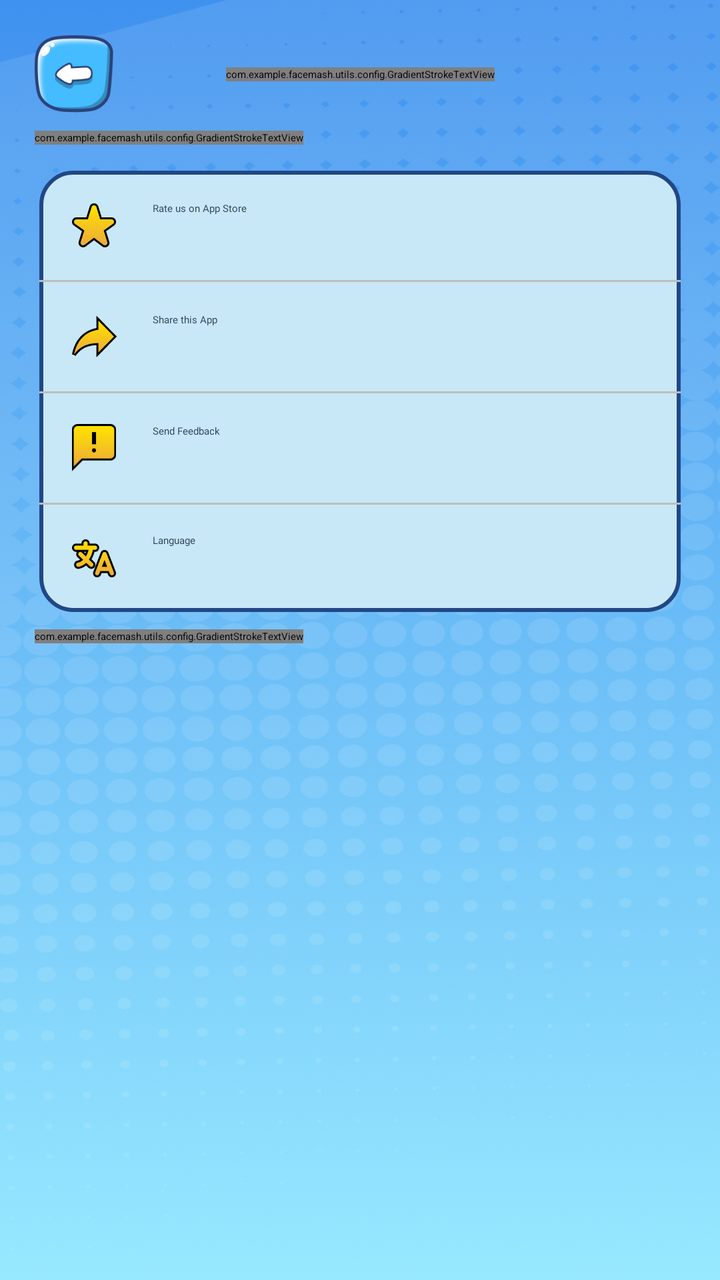
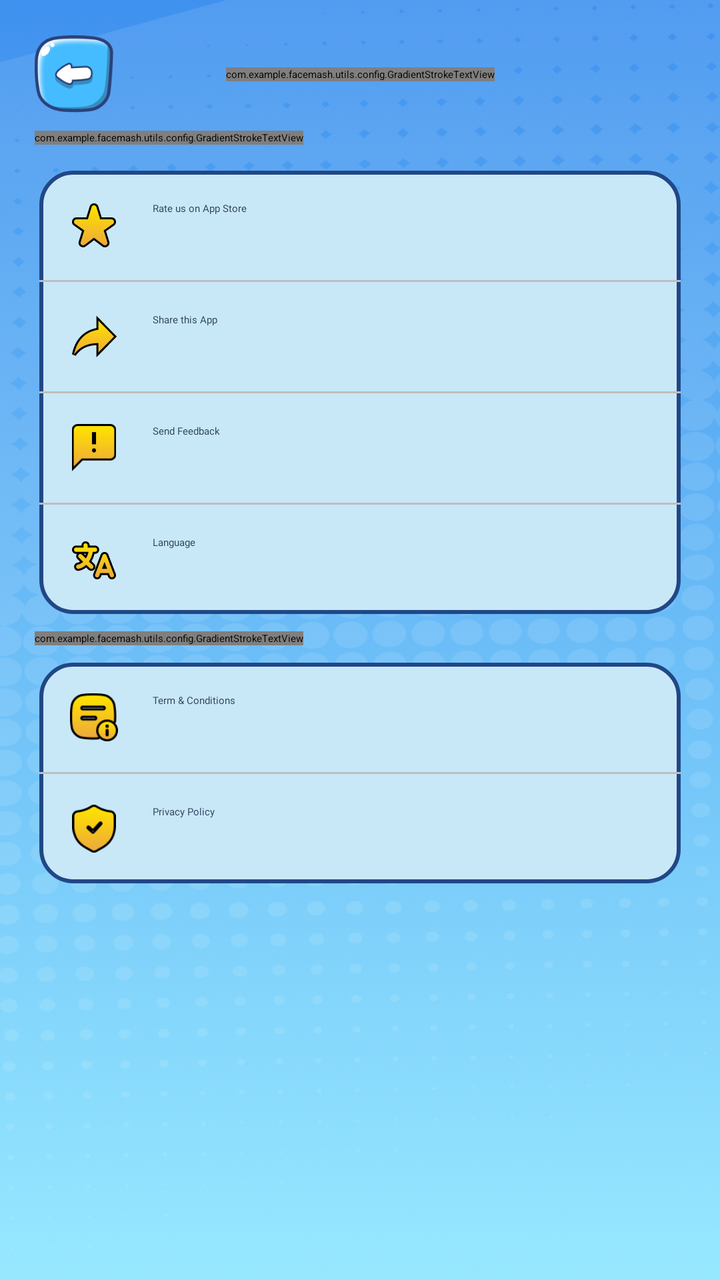

Before-and-after screenshots of an Android layout around one commit, followed by the original layout XML and the change that was made.
<!-- AndroidManifest.xml: application theme Theme.App.Starting -->
<!-- res/layout/fragment_setting.xml -->
<?xml version="1.0" encoding="utf-8"?>
<androidx.constraintlayout.widget.ConstraintLayout xmlns:android="http://schemas.android.com/apk/res/android"
    xmlns:app="http://schemas.android.com/apk/res-auto"
    xmlns:tools="http://schemas.android.com/tools"
    android:layout_width="match_parent"
    android:layout_height="match_parent"
    tools:context=".view.SettingFragment"
    android:background="@drawable/bg_home">

    <ImageView
        android:id="@+id/btn_back"
        android:layout_marginStart="@dimen/_16sdp"
        android:layout_marginTop="@dimen/_16sdp"
        android:layout_width="@dimen/_36sdp"
        android:layout_height="@dimen/_36sdp"
        app:layout_constraintStart_toStartOf="parent"
        app:layout_constraintTop_toTopOf="parent"
        android:src="@drawable/ic_back"/>

    <com.example.facemash.utils.config.GradientStrokeTextView
        android:id="@+id/setting"
        android:layout_width="wrap_content"
        android:layout_height="wrap_content"
        android:fontFamily="@font/grandstander_extrabold"
        android:text="Setting"
        android:textColor="@color/white"
        android:textSize="@dimen/_22sdp"
        android:textStyle="bold"
        app:gradientEndColor="@color/white"
        app:gradientStartColor="@color/white"
        app:strokeWidth="1dp"
        app:strokeColor="@color/black"
        app:layout_constraintBottom_toBottomOf="@+id/btn_back"
        app:layout_constraintEnd_toEndOf="parent"
        app:layout_constraintStart_toStartOf="parent"
        app:layout_constraintTop_toTopOf="@+id/btn_back"/>

    <com.example.facemash.utils.config.GradientStrokeTextView
        android:id="@+id/about"
        android:layout_width="wrap_content"
        android:layout_height="wrap_content"
        android:fontFamily="@font/grandstander_extrabold"
        android:text="About"
        android:textColor="@color/white"
        android:textSize="@dimen/_14sdp"
        app:gradientEndColor="@color/white"
        app:gradientStartColor="@color/white"
        app:strokeWidth="1dp"
        app:strokeColor="@color/black"
        android:layout_marginTop="@dimen/_8sdp"
        app:layout_constraintStart_toStartOf="@+id/btn_back"
        app:layout_constraintTop_toBottomOf="@+id/btn_back" />

    <androidx.constraintlayout.widget.ConstraintLayout
        android:id="@+id/constraint_1"
        android:layout_width="match_parent"
        android:layout_height="wrap_content"
        android:background="@drawable/bg_setting"
        app:layout_constraintTop_toBottomOf="@+id/about"
        android:layout_marginTop="@dimen/_12sdp"
        android:layout_marginHorizontal="@dimen/_18sdp">

        <LinearLayout
            android:id="@+id/linearLayout"
            android:layout_width="match_parent"
            android:layout_height="wrap_content"
            android:padding="@dimen/_14sdp"
            app:layout_constraintTop_toTopOf="parent">

            <ImageView
                android:layout_width="@dimen/_22sdp"
                android:layout_height="@dimen/_22sdp"
                android:layout_marginEnd="@dimen/_16sdp"
                android:gravity="center"
                android:src="@drawable/ic_rate_us" />

            <TextView
                android:layout_width="wrap_content"
                android:layout_height="wrap_content"
                android:fontFamily="@font/grandstander_semibold"
                android:gravity="center"
                android:text="Rate us on App Store"
                android:textColor="#2D3E5A" />
        </LinearLayout>

        <View
            android:id="@+id/view1"
            android:layout_width="match_parent"
            android:layout_height="1dp"
            android:background="@color/gray"
            app:layout_constraintTop_toBottomOf="@+id/linearLayout"
            tools:layout_editor_absoluteX="16dp" />

        <LinearLayout
            android:id="@+id/linearLayout2"
            android:layout_width="match_parent"
            android:layout_height="wrap_content"
            app:layout_constraintTop_toBottomOf="@+id/view1"
            android:padding="@dimen/_14sdp">

            <ImageView
                android:layout_width="@dimen/_22sdp"
                android:layout_height="@dimen/_22sdp"
                android:layout_marginEnd="@dimen/_16sdp"
                android:gravity="center"
                android:src="@drawable/ic_share_setting" />

            <TextView
                android:layout_width="wrap_content"
                android:layout_height="wrap_content"
                android:fontFamily="@font/grandstander_semibold"
                android:gravity="center"
                android:text="Share this App"
                android:textColor="#2D3E5A" />
        </LinearLayout>

        <View
            android:id="@+id/view2"
            android:layout_width="match_parent"
            android:layout_height="1dp"
            android:background="@color/gray"
            app:layout_constraintTop_toBottomOf="@+id/linearLayout2" />

        <LinearLayout
            android:id="@+id/linearLayout3"
            android:layout_width="match_parent"
            android:layout_height="wrap_content"
            android:padding="@dimen/_14sdp"
            app:layout_constraintTop_toBottomOf="@+id/view2">

            <ImageView
                android:layout_width="@dimen/_22sdp"
                android:layout_height="@dimen/_22sdp"
                android:layout_marginEnd="@dimen/_16sdp"
                android:gravity="center"
                android:src="@drawable/ic_send_feedback" />

            <TextView
                android:layout_width="wrap_content"
                android:layout_height="wrap_content"
                android:fontFamily="@font/grandstander_semibold"
                android:gravity="center"
                android:text="Send Feedback"
                android:textColor="#2D3E5A" />
        </LinearLayout>

        <View
            android:id="@+id/view3"
            android:layout_width="match_parent"
            android:layout_height="1dp"
            android:background="@color/gray"
            app:layout_constraintTop_toBottomOf="@+id/linearLayout3" />

        <LinearLayout
            android:id="@+id/linearLayout4"
            android:layout_width="match_parent"
            android:layout_height="wrap_content"
            app:layout_constraintTop_toBottomOf="@+id/view1"
            android:padding="@dimen/_14sdp"
            app:layout_constraintTop_toTopOf="@id/view3">

            <ImageView
                android:layout_width="@dimen/_22sdp"
                android:layout_height="@dimen/_22sdp"
                android:layout_marginEnd="@dimen/_16sdp"
                android:gravity="center"
                android:src="@drawable/ic_translate" />

            <TextView
                android:layout_width="wrap_content"
                android:layout_height="wrap_content"
                android:fontFamily="@font/grandstander_semibold"
                android:gravity="center"
                android:text="Language"
                android:textColor="#2D3E5A" />
        </LinearLayout>

    </androidx.constraintlayout.widget.ConstraintLayout>

    <com.example.facemash.utils.config.GradientStrokeTextView
        android:id="@+id/term"
        android:layout_width="wrap_content"
        android:layout_height="wrap_content"
        android:fontFamily="@font/grandstander_extrabold"
        android:text="Term \\ Privacy"
        android:textColor="@color/white"
        android:textSize="@dimen/_14sdp"

        app:gradientEndColor="@color/white"
        app:gradientStartColor="@color/white"
        app:strokeWidth="1dp"
        app:strokeColor="@color/black"

        android:layout_marginTop="@dimen/_8sdp"
        android:layout_marginBottom="@dimen/_6sdp"
        app:layout_constraintStart_toStartOf="@+id/btn_back"
        app:layout_constraintTop_toBottomOf="@+id/constraint_1" />


</androidx.constraintlayout.widget.ConstraintLayout>
<!-- resources referenced by this layout -->
<resources>
  <color name="black">#FF000000</color>
  <color name="gray">#BEBEBE</color>
  <color name="white">#FFFFFFFF</color>
  <dimen name="_12sdp">37.09dp</dimen>
  <dimen name="_14sdp">43.27dp</dimen>
  <dimen name="_16sdp">49.45dp</dimen>
  <dimen name="_18sdp">55.64dp</dimen>
  <dimen name="_22sdp">68.00dp</dimen>
  <dimen name="_36sdp">111.27dp</dimen>
  <dimen name="_6sdp">18.55dp</dimen>
  <dimen name="_8sdp">24.73dp</dimen>
  <!-- drawable bg_home: png bitmap (drawable, 736653 bytes) -->
  <!-- drawable bg_setting (drawable) -->
  <?xml version="1.0" encoding="utf-8"?>
  <shape xmlns:android="http://schemas.android.com/apk/res/android"
      android:shape="rectangle">
  
      <solid android:color="#C8E8F7" />
  
      <stroke
          android:width="2dp"
          android:color="#214786" />
  
      <corners android:radius="16dp" />
  
  </shape>
  <!-- drawable ic_back: png bitmap (drawable, 9397 bytes) -->
  <!-- drawable ic_rate_us: png bitmap (drawable, 3865 bytes) -->
  <!-- drawable ic_send_feedback: png bitmap (drawable, 3707 bytes) -->
  <!-- drawable ic_share_setting: png bitmap (drawable, 3011 bytes) -->
  <!-- drawable ic_translate: png bitmap (drawable, 3913 bytes) -->
  <style name="Theme.App.Starting" parent="Theme.SplashScreen">
          <item name="windowSplashScreenBackground">@color/white</item>
          <item name="windowSplashScreenAnimatedIcon">@mipmap/ic_launcher</item>
          <item name="postSplashScreenTheme">@style/Theme.MyApp</item>
      </style>
  <style name="Theme.MyApp" parent="Theme.MaterialComponents.DayNight.NoActionBar">
      </style>
</resources>

<!-- the commit's change to res/layout/fragment_setting.xml (unified diff, before → after) -->
@@ -88,8 +88,7 @@
             android:layout_width="match_parent"
             android:layout_height="1dp"
             android:background="@color/gray"
-            app:layout_constraintTop_toBottomOf="@+id/linearLayout"
-            tools:layout_editor_absoluteX="16dp" />
+            app:layout_constraintTop_toBottomOf="@+id/linearLayout" />
 
         <LinearLayout
             android:id="@+id/linearLayout2"
@@ -155,9 +154,8 @@
             android:id="@+id/linearLayout4"
             android:layout_width="match_parent"
             android:layout_height="wrap_content"
-            app:layout_constraintTop_toBottomOf="@+id/view1"
-            android:padding="@dimen/_14sdp"
-            app:layout_constraintTop_toTopOf="@id/view3">
+            android:padding="@dimen/_14sdp"
+            app:layout_constraintTop_toBottomOf="@+id/view3">
 
             <ImageView
                 android:layout_width="@dimen/_22sdp"
@@ -182,19 +180,80 @@
         android:layout_width="wrap_content"
         android:layout_height="wrap_content"
         android:fontFamily="@font/grandstander_extrabold"
-        android:text="Term \\ Privacy"
+        android:text="Term &amp; Privacy"
         android:textColor="@color/white"
         android:textSize="@dimen/_14sdp"
-
         app:gradientEndColor="@color/white"
         app:gradientStartColor="@color/white"
         app:strokeWidth="1dp"
         app:strokeColor="@color/black"
-
         android:layout_marginTop="@dimen/_8sdp"
-        android:layout_marginBottom="@dimen/_6sdp"
         app:layout_constraintStart_toStartOf="@+id/btn_back"
         app:layout_constraintTop_toBottomOf="@+id/constraint_1" />
 
+    
+    <androidx.constraintlayout.widget.ConstraintLayout
+        android:id="@+id/constraint_2"
+        android:layout_width="match_parent"
+        android:layout_height="wrap_content"
+        android:background="@drawable/bg_setting"
+        app:layout_constraintTop_toBottomOf="@+id/term"
+        android:layout_marginTop="@dimen/_8sdp"
+        android:layout_marginHorizontal="@dimen/_18sdp">
+
+        <LinearLayout
+            android:id="@+id/linearLayout5"
+            android:layout_width="match_parent"
+            android:layout_height="wrap_content"
+            android:padding="@dimen/_14sdp"
+            app:layout_constraintTop_toTopOf="parent">
+
+            <ImageView
+                android:layout_width="@dimen/_22sdp"
+                android:layout_height="@dimen/_22sdp"
+                android:layout_marginEnd="@dimen/_16sdp"
+                android:gravity="center"
+                android:src="@drawable/ic_term" />
+
+            <TextView
+                android:layout_width="wrap_content"
+                android:layout_height="wrap_content"
+                android:fontFamily="@font/grandstander_semibold"
+                android:gravity="center"
+                android:text="Term &amp; Conditions"
+                android:textColor="#2D3E5A" />
+        </LinearLayout>
+
+        <View
+            android:id="@+id/view4"
+            android:layout_width="match_parent"
+            android:layout_height="1dp"
+            android:background="@color/gray"
+            app:layout_constraintTop_toBottomOf="@+id/linearLayout5" />
+
+        <LinearLayout
+            android:id="@+id/linearLayout6"
+            android:layout_width="match_parent"
+            android:layout_height="wrap_content"
+            app:layout_constraintTop_toBottomOf="@+id/view4"
+            android:padding="@dimen/_14sdp">
+
+            <ImageView
+                android:layout_width="@dimen/_22sdp"
+                android:layout_height="@dimen/_22sdp"
+                android:layout_marginEnd="@dimen/_16sdp"
+                android:gravity="center"
+                android:src="@drawable/ic_policy" /> 
+
+            <TextView
+                android:layout_width="wrap_content"
+                android:layout_height="wrap_content"
+                android:fontFamily="@font/grandstander_semibold"
+                android:gravity="center"
+                android:text="Privacy Policy"
+                android:textColor="#2D3E5A" />
+        </LinearLayout>
+
+    </androidx.constraintlayout.widget.ConstraintLayout>
 
 </androidx.constraintlayout.widget.ConstraintLayout>
<!-- resource entries referenced after the edit -->
@@ -9,7 +9,6 @@
   <dimen name="_18sdp">55.64dp</dimen>
   <dimen name="_22sdp">68.00dp</dimen>
   <dimen name="_36sdp">111.27dp</dimen>
-  <dimen name="_6sdp">18.55dp</dimen>
   <dimen name="_8sdp">24.73dp</dimen>
   <!-- drawable bg_home: png bitmap (drawable, 736653 bytes) -->
   <!-- drawable bg_setting (drawable) -->
@@ -27,9 +26,11 @@
   
   </shape>
   <!-- drawable ic_back: png bitmap (drawable, 9397 bytes) -->
+  <!-- drawable ic_policy: png bitmap (drawable, 4343 bytes) -->
   <!-- drawable ic_rate_us: png bitmap (drawable, 3865 bytes) -->
   <!-- drawable ic_send_feedback: png bitmap (drawable, 3707 bytes) -->
   <!-- drawable ic_share_setting: png bitmap (drawable, 3011 bytes) -->
+  <!-- drawable ic_term: png bitmap (drawable, 5281 bytes) -->
   <!-- drawable ic_translate: png bitmap (drawable, 3913 bytes) -->
   <style name="Theme.App.Starting" parent="Theme.SplashScreen">
           <item name="windowSplashScreenBackground">@color/white</item>
